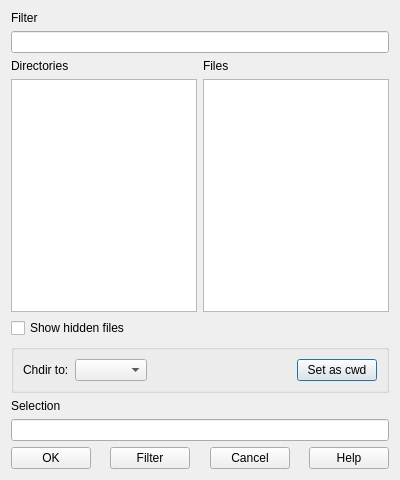
This is src/qtgui/fileselectiondialog.ui in mariusal/grace as Qt 5 draws it before an edit. The edited form follows.
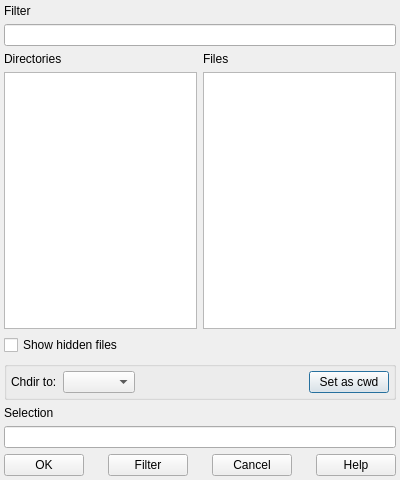
This is the edited form.

Commit message: Started implementing the CreateSSDColSelector function

Diff of the .ui file:
```diff
--- a/src/qtgui/fileselectiondialog.ui
+++ b/src/qtgui/fileselectiondialog.ui
@@ -14,6 +14,9 @@
    <string>Grace: </string>
   </property>
   <layout class="QVBoxLayout" name="verticalLayout_5">
+   <property name="margin">
+    <number>4</number>
+   </property>
    <item>
     <layout class="QVBoxLayout" name="verticalLayout">
      <item>
@@ -73,6 +76,9 @@
       <string/>
      </property>
      <layout class="QHBoxLayout" name="horizontalLayout_2">
+      <property name="margin">
+       <number>4</number>
+      </property>
       <item>
        <widget class="QLabel" name="chDirLabel">
         <property name="text">
```
The commit also changes 1 other file.
